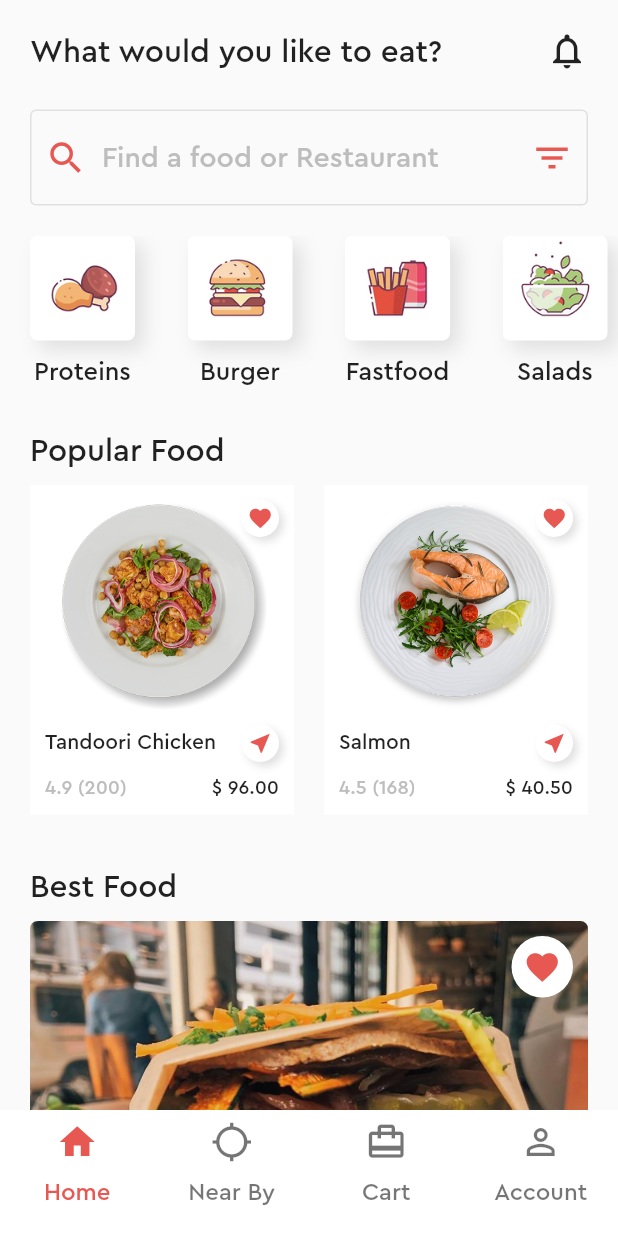
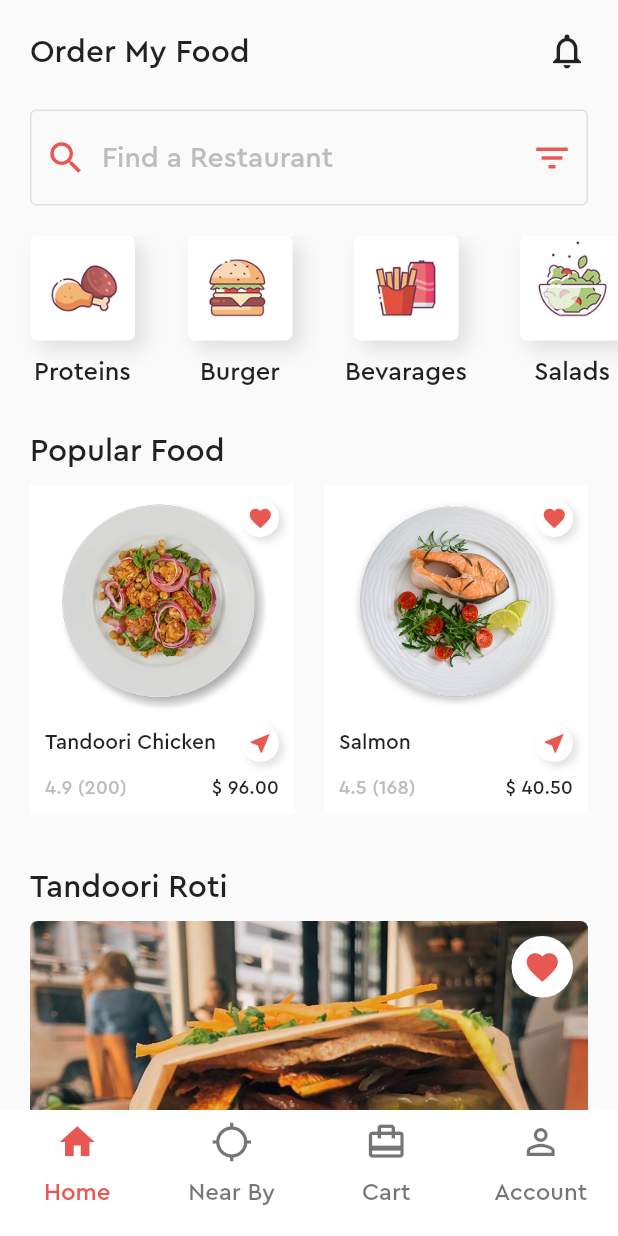
Before and after one commit to RitabrataDas343/order-my-food, a Flutter app: the screen it shows after launch, on a phone screen of 412 x 824 dp. Run offline on Flutter 3.47's test engine with Material 2 defaults, Android fonts, the phone set to English and light mode, and no system bars.

```diff
--- a/lib/app/tabs/cart/cart.dart
+++ b/lib/app/tabs/cart/cart.dart
@@ -10,15 +10,15 @@ class _CartState extends State<Cart> with TickerProviderStateMixin {
   TabController _tabController;
   final List<Map<String, String>> foods = [
     {
-      'name': 'Rice and meat',
+      'name': 'Chilli Chicken with Rice',
       'price': '130.00',
       'rate': '4.8',
       'clients': '150',
       'image': 'images/plate-003.png'
     },
     {
-      'name': 'Vegan food',
-      'price': '400.00',
+      'name': 'Egg Rice and Chow',
+      'price': '200.00',
       'rate': '4.2',
       'clients': '150',
       'image': 'images/plate-007.png'
--- a/lib/app/tabs/home/home.dart
+++ b/lib/app/tabs/home/home.dart
@@ -19,21 +19,21 @@ class Home extends StatelessWidget {
       'image': 'images/plate-002.png'
     },
     {
-      'name': 'Rice and meat',
+      'name': 'Chilli Chicken with Rice',
       'price': '130.00',
       'rate': '4.8',
       'clients': '150',
       'image': 'images/plate-003.png'
     },
     {
-      'name': 'Vegan food',
+      'name': 'Vegan Dish',
       'price': '400.00',
       'rate': '4.2',
       'clients': '150',
       'image': 'images/plate-007.png'
     },
     {
-      'name': 'Rich food',
+      'name': 'Bonanza Mart',
       'price': '1000.00',
       'rate': '4.6',
       'clients': '10',
@@ -51,7 +51,7 @@ class Home extends StatelessWidget {
       'image': 'images/Icon-002.png',
     },
     {
-      'name': 'Fastfood',
+      'name': 'Bevarages',
       'image': 'images/Icon-003.png',
     },
     {
@@ -80,7 +80,7 @@ class Home extends StatelessWidget {
                 mainAxisAlignment: MainAxisAlignment.spaceBetween,
                 children: <Widget>[
                   Text(
-                    'What would you like to eat?',
+                    'Order My Food',
                     style: TextStyle(fontSize: 21.0),
                   ),
                   Icon(Icons.notifications_none, size: 28.0)
@@ -114,7 +114,7 @@ class Home extends StatelessWidget {
                     size: 28.0,
                     color: theme.primaryColor,
                   ),
-                  hintText: 'Find a food or Restaurant',
+                  hintText: 'Find a Restaurant',
                   hintStyle: TextStyle(
                     color: Colors.grey[400],
                     fontSize: 19.0,
@@ -220,15 +220,15 @@ class Home extends StatelessWidget {
                 top: 35.0,
               ),
               child: Text(
-                'Best Food',
+                'Tandoori Roti',
                 style: TextStyle(fontSize: 21.0),
               ),
             ),
             GestureDetector(
               onTap: () {
                 Map<String, String> localProduct = {
-                  'name': 'The number one!',
-                  'price': '26.00',
+                  'name': 'Tandoori Roti',
+                  'price': '30.00',
                   'rate': '5.0',
                   'clients': '150',
                   'image': 'images/plate-005.jpg'
@@ -295,7 +295,7 @@ class Home extends StatelessWidget {
                           crossAxisAlignment: CrossAxisAlignment.center,
                           children: <Widget>[
                             Text(
-                              'The number one!',
+                              'The Number One!',
                               style: TextStyle(
                                 fontSize: 18.0,
                               ),
--- a/lib/app/tabs/near_by/near_by.dart
+++ b/lib/app/tabs/near_by/near_by.dart
@@ -14,7 +14,7 @@ class NearBy extends StatelessWidget {
           Padding(
             padding: const EdgeInsets.all(20.0),
             child: Text(
-              'Learning maps...',
+              'Loading Maps...',
               style: TextStyle(
                 fontSize: 20.0,
               ),
```
Also changed, not shown: lib/app/tabs/home/details/body_details.dart (+5 -5 lines).
